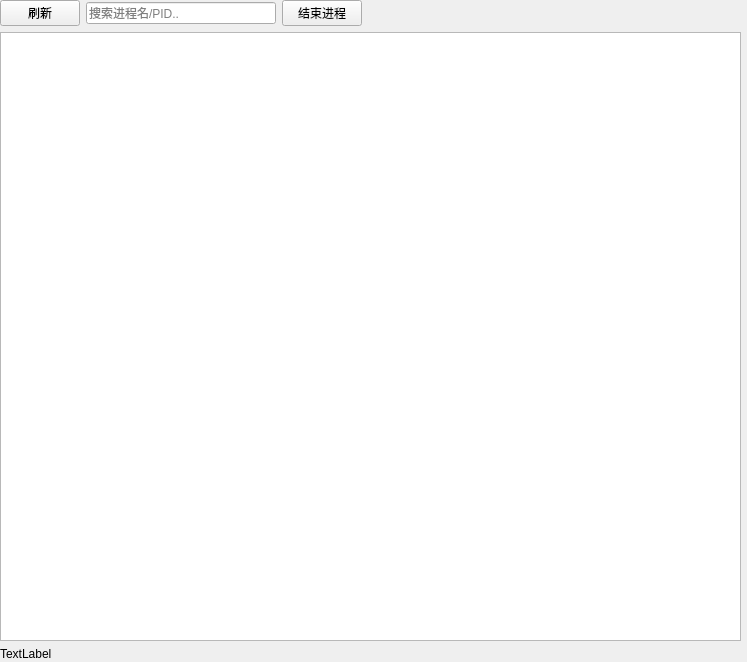
WenLiXue/SystemInfoMonitor, file processwidget.ui: the form before one commit.
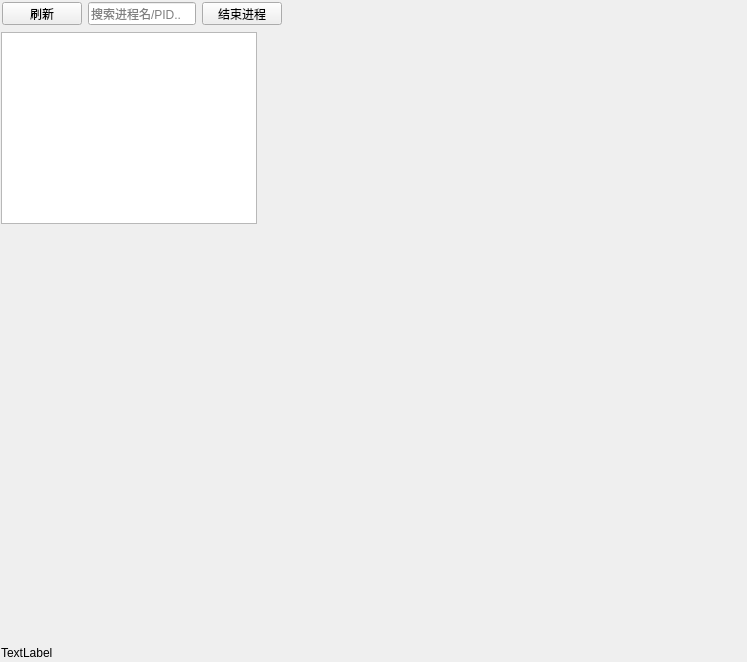
The form after the commit.

Patch:
```diff
--- a/processwidget.ui
+++ b/processwidget.ui
@@ -13,78 +13,67 @@
   <property name="windowTitle">
    <string>Form</string>
   </property>
-  <widget class="QWidget" name="layoutWidget">
+  <widget class="QLabel" name="bottomState">
    <property name="geometry">
     <rect>
-     <x>0</x>
-     <y>0</y>
-     <width>741</width>
-     <height>661</height>
+     <x>1</x>
+     <y>645</y>
+     <width>54</width>
+     <height>16</height>
     </rect>
    </property>
-   <layout class="QVBoxLayout" name="verticalLayout">
-    <item>
-     <layout class="QHBoxLayout" name="horizontalLayout_2">
-      <item>
-       <widget class="QPushButton" name="btnFresh">
-        <property name="text">
-         <string>刷新</string>
-        </property>
-       </widget>
-      </item>
-      <item>
-       <widget class="QLineEdit" name="processInfo">
-        <property name="placeholderText">
-         <string>搜索进程名/PID..</string>
-        </property>
-       </widget>
-      </item>
-      <item>
-       <widget class="QPushButton" name="btnTerminateProcess">
-        <property name="text">
-         <string>结束进程</string>
-        </property>
-       </widget>
-      </item>
-      <item>
-       <spacer name="horizontalSpacer_2">
-        <property name="orientation">
-         <enum>Qt::Orientation::Horizontal</enum>
-        </property>
-        <property name="sizeHint" stdset="0">
-         <size>
-          <width>40</width>
-          <height>20</height>
-         </size>
-        </property>
-       </spacer>
-      </item>
-      <item>
-       <spacer name="horizontalSpacer">
-        <property name="orientation">
-         <enum>Qt::Orientation::Horizontal</enum>
-        </property>
-        <property name="sizeHint" stdset="0">
-         <size>
-          <width>40</width>
-          <height>20</height>
-         </size>
-        </property>
-       </spacer>
-      </item>
-     </layout>
-    </item>
-    <item>
-     <widget class="QTableView" name="tableView"/>
-    </item>
-    <item>
-     <widget class="QLabel" name="bottomState">
-      <property name="text">
-       <string>TextLabel</string>
-      </property>
-     </widget>
-    </item>
-   </layout>
+   <property name="text">
+    <string>TextLabel</string>
+   </property>
+  </widget>
+  <widget class="QTableView" name="tableView">
+   <property name="geometry">
+    <rect>
+     <x>1</x>
+     <y>32</y>
+     <width>256</width>
+     <height>192</height>
+    </rect>
+   </property>
+  </widget>
+  <widget class="QLineEdit" name="processInfo">
+   <property name="geometry">
+    <rect>
+     <x>88</x>
+     <y>2</y>
+     <width>108</width>
+     <height>23</height>
+    </rect>
+   </property>
+   <property name="placeholderText">
+    <string>搜索进程名/PID..</string>
+   </property>
+  </widget>
+  <widget class="QPushButton" name="btnTerminateProcess">
+   <property name="geometry">
+    <rect>
+     <x>202</x>
+     <y>2</y>
+     <width>80</width>
+     <height>23</height>
+    </rect>
+   </property>
+   <property name="text">
+    <string>结束进程</string>
+   </property>
+  </widget>
+  <widget class="QPushButton" name="btnFresh">
+   <property name="geometry">
+    <rect>
+     <x>2</x>
+     <y>2</y>
+     <width>80</width>
+     <height>23</height>
+    </rect>
+   </property>
+   <property name="text">
+    <string>刷新</string>
+   </property>
   </widget>
  </widget>
  <resources/>
```
Left out of the diff: 35 changed lines with no effect on the pictures.
